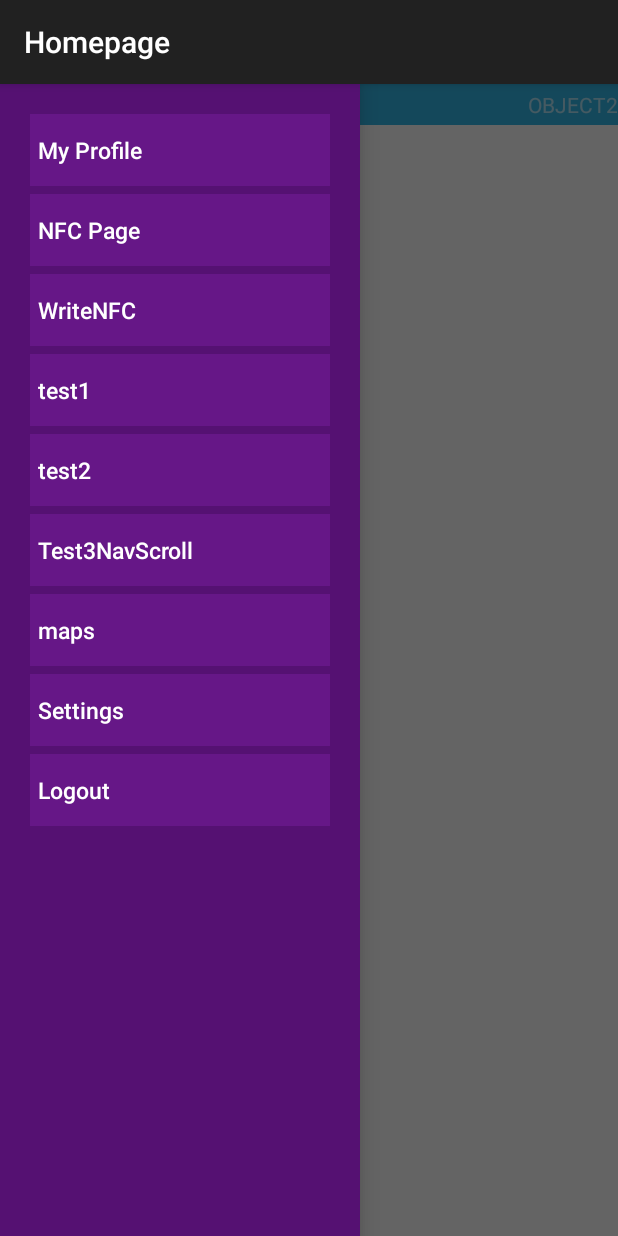
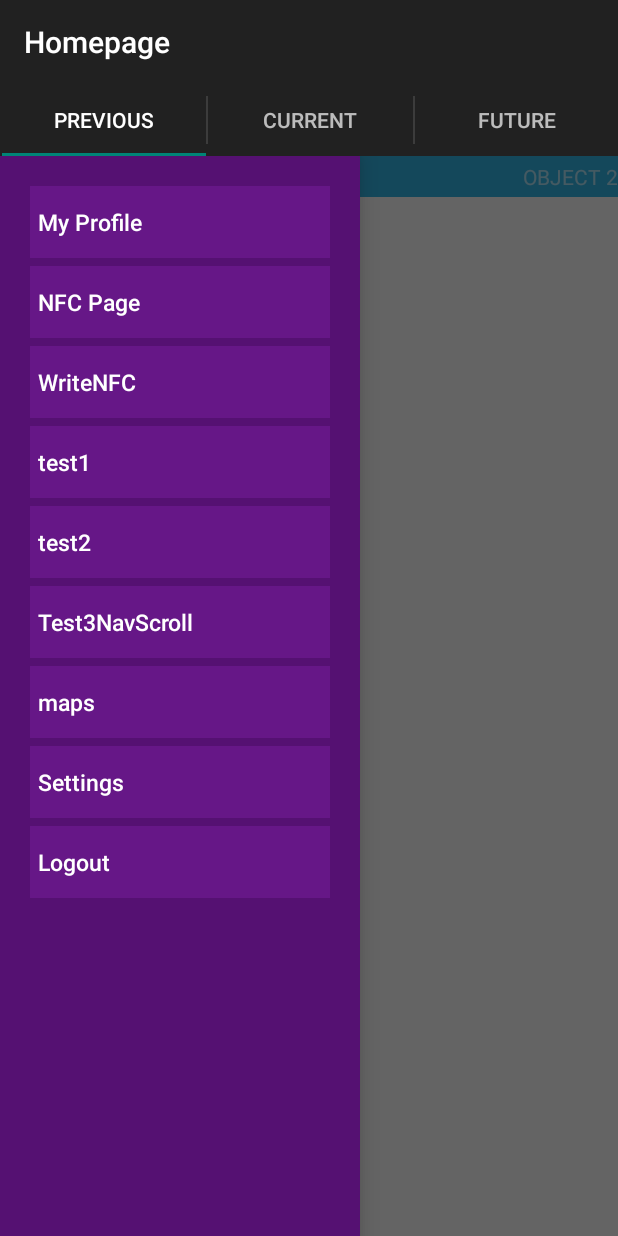
Before and after one commit to star-Ray/PPFYP, an Android app: the HomepageActivity screen opened directly, with no data from a screen before it, with the side drawer open, on a phone screen of 412 x 824 dp. Run offline under Robolectric (Android 15) with nearby library versions, the phone set to English and light mode, and no system bars.

Commit message:
- implemented tabs on actionbar on homepage. Still incomplete.

```diff
--- a/FYPProject/app/src/main/java/com/example/arnold/fypproject/Activity/HomepageActivity.java
+++ b/FYPProject/app/src/main/java/com/example/arnold/fypproject/Activity/HomepageActivity.java
@@ -1,6 +1,8 @@
 package com.example.arnold.fypproject.Activity;
 
+import android.app.ActionBar;
 import android.app.AlertDialog;
+import android.app.FragmentTransaction;
 import android.content.DialogInterface;
 import android.content.Intent;
 import android.content.SharedPreferences;
@@ -12,15 +14,17 @@ import android.support.v4.app.FragmentPagerAdapter;
 import android.support.v4.view.ViewPager;
 import android.support.v4.widget.DrawerLayout;
 import android.support.v7.app.ActionBarActivity;
+import android.view.LayoutInflater;
 import android.view.View;
+import android.view.ViewGroup;
 import android.widget.AdapterView;
 import android.widget.ArrayAdapter;
 import android.widget.ListView;
+import android.widget.TextView;
 import android.widget.Toast;
 
 import com.example.arnold.fypproject.Entity.Courier;
 import com.example.arnold.fypproject.Entity.Sender;
-import com.example.arnold.fypproject.Fragment.HomepageFragment;
 import com.example.arnold.fypproject.R;
 import com.google.gson.Gson;
 
@@ -46,6 +50,30 @@ public class HomepageActivity extends ActionBarActivity {
         editor = sharedPref.edit();
         sender = gson.fromJson(sharedPref.getString("sender", null), Sender.class);
         courier = gson.fromJson(sharedPref.getString("courier", null), Courier.class);
+
+//        ActionBarTabs
+        final android.support.v7.app.ActionBar actionBar = getSupportActionBar();
+        Toast.makeText(this, actionBar.toString(), Toast.LENGTH_LONG).show();
+        actionBar.setNavigationMode(android.support.v7.app.ActionBar.NAVIGATION_MODE_TABS);
+        android.support.v7.app.ActionBar.TabListener tabListener = new android.support.v7.app.ActionBar.TabListener() {
+            @Override
+            public void onTabSelected(android.support.v7.app.ActionBar.Tab tab, android.support.v4.app.FragmentTransaction ft) {
+
+            }
+            @Override
+            public void onTabUnselected(android.support.v7.app.ActionBar.Tab tab, android.support.v4.app.FragmentTransaction ft) {
+            }
+            @Override
+            public void onTabReselected(android.support.v7.app.ActionBar.Tab tab, android.support.v4.app.FragmentTransaction ft) {
+
+            }
+        };
+//         Add 3 tabs, specifying the tab's text and TabListener
+        String[] tabList = new String[]{"Previous", "Current", "Future"};
+        for (int i = 0; i < tabList.length; i++) {
+            actionBar.addTab(actionBar.newTab().setText(tabList[i]).setTabListener(tabListener));
+        }
+
 
 //        Load swipe view
         viewPager = (ViewPager)findViewById(R.id.pager_test);
@@ -176,7 +204,18 @@ public class HomepageActivity extends ActionBarActivity {
 
         @Override
         public CharSequence getPageTitle(int position){
-            return "OBJECT" + (position + 1);
+            return "OBJECT " + (position + 1);
+        }
+    }
+
+    public static class HomepageFragment extends android.support.v4.app.Fragment {
+        public static final String ARG_OBJECT = "object";
+
+        public View onCreateView(LayoutInflater inflater, ViewGroup container, Bundle savedInstanceState){
+            View rootView = inflater.inflate(R.layout.fragment_text, container, false);
+            Bundle args = getArguments();
+            ((TextView)rootView.findViewById(R.id.text1)).setText(Integer.toString(args.getInt(ARG_OBJECT)));
+            return rootView;
         }
     }
 }
--- a/FYPProject/app/src/main/java/com/example/arnold/fypproject/Fragment/HomepageFragment.java
+++ /dev/null
@@ -1,21 +0,0 @@
-package com.example.arnold.fypproject.Fragment;
-
-import android.os.Bundle;
-import android.view.LayoutInflater;
-import android.view.View;
-import android.view.ViewGroup;
-import android.widget.TextView;
-
-import com.example.arnold.fypproject.R;
-
-
-public class HomepageFragment extends android.support.v4.app.Fragment {
-    public static final String ARG_OBJECT = "object";
-
-    public View onCreateView(LayoutInflater inflater, ViewGroup container, Bundle savedInstanceState){
-        View rootView = inflater.inflate(R.layout.fragment_text, container, false);
-        Bundle args = getArguments();
-        ((TextView)rootView.findViewById(R.id.text1)).setText(Integer.toString(args.getInt(ARG_OBJECT)));
-        return rootView;
-    }
-}
```
Also changed, not shown: FYPProject/app/src/main/java/com/example/arnold/fypproject/Activity/Test3Activity.java (+15 -1 lines), FYPProject/app/src/main/java/com/example/arnold/fypproject/Connection/DatabaseContract.java (deleted, +0 -62 lines).
